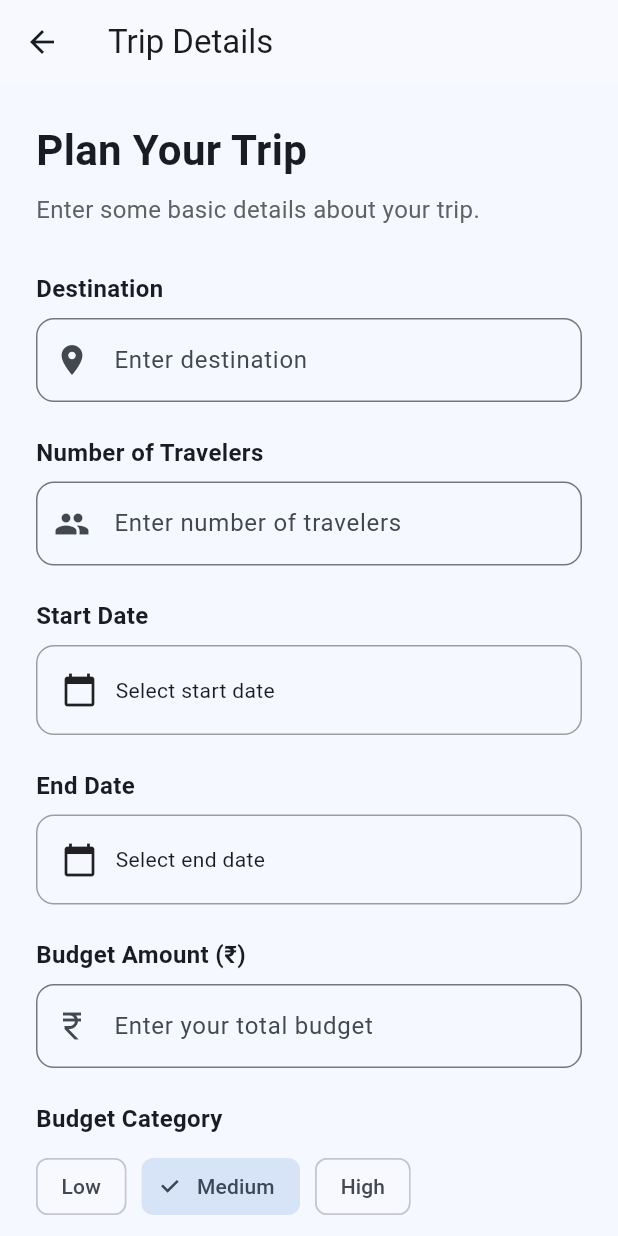
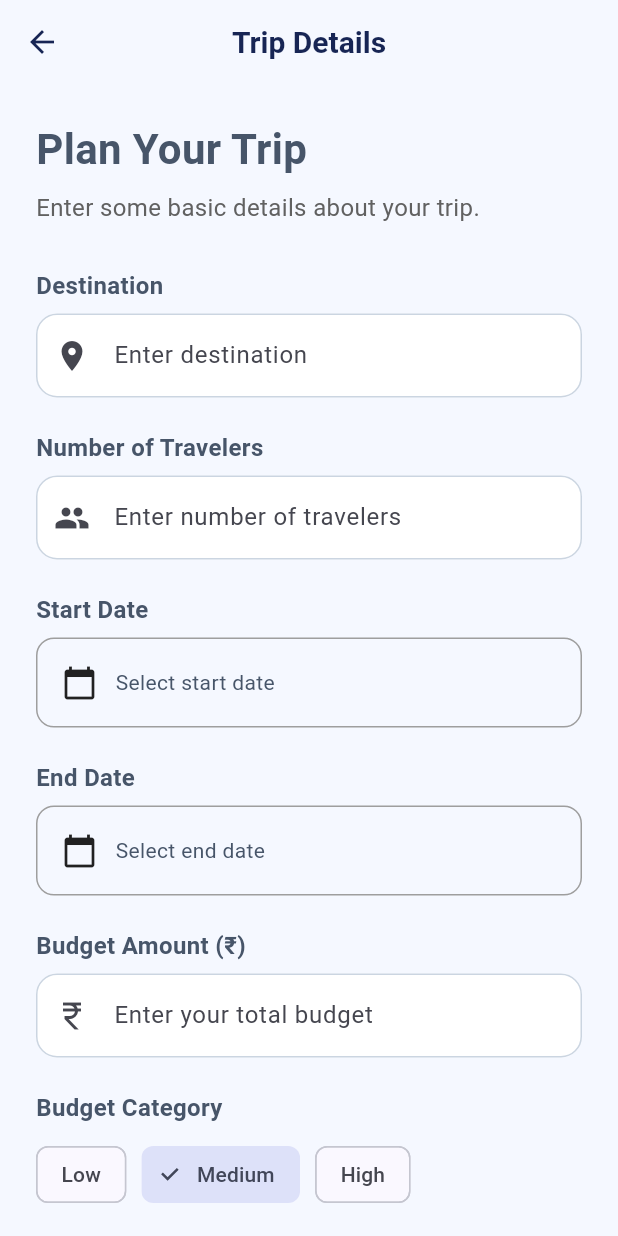
Before and after one commit to vijayahasini2007/smart_travel_planner, a Flutter app: the screen it shows after launch, after a tap on "Start Planning", on a phone screen of 412 x 824 dp. Run offline on Flutter 3.47's test engine with Material 3 defaults, Android fonts, the light colour scheme and no system bars.

Commit message:
Improve app-wide theme and styling

```diff
--- a/lib/main.dart
+++ b/lib/main.dart
@@ -11,15 +11,122 @@ class SmartTravelPlanner extends StatelessWidget {
 
   @override
   Widget build(BuildContext context) {
+    const primaryColor = Color(0xFF2563EB);
+
+    final colorScheme = ColorScheme.fromSeed(
+      seedColor: primaryColor,
+      brightness: Brightness.light,
+    );
+
     return MaterialApp(
       debugShowCheckedModeBanner: false,
       title: 'Smart Travel Planner',
       theme: ThemeData(
-        scaffoldBackgroundColor: const Color(0xFFF5F9FF),
-        colorScheme: ColorScheme.fromSeed(
-          seedColor: Colors.blue,
+        useMaterial3: true,
+        colorScheme: colorScheme,
+        scaffoldBackgroundColor: const Color(0xFFF5F8FF),
+
+        appBarTheme: const AppBarTheme(
+          backgroundColor: Color(0xFFF5F8FF),
+          foregroundColor: Color(0xFF172554),
+          centerTitle: true,
+          elevation: 0,
+          titleTextStyle: TextStyle(
+            fontSize: 20,
+            fontWeight: FontWeight.bold,
+            color: Color(0xFF172554),
           ),
-        useMaterial3: true,
+        ),
+
+        textTheme: const TextTheme(
+          headlineLarge: TextStyle(
+            fontSize: 32,
+            fontWeight: FontWeight.bold,
+            color: Color(0xFF172554),
+          ),
+          headlineMedium: TextStyle(
+            fontSize: 26,
+            fontWeight: FontWeight.bold,
+            color: Color(0xFF172554),
+          ),
+          headlineSmall: TextStyle(
+            fontSize: 22,
+            fontWeight: FontWeight.bold,
+            color: Color(0xFF172554),
+          ),
+          titleLarge: TextStyle(
+            fontSize: 20,
+            fontWeight: FontWeight.w600,
+            color: Color(0xFF172554),
+          ),
+          bodyLarge: TextStyle(
+            fontSize: 16,
+            color: Color(0xFF334155),
+            height: 1.5,
+          ),
+          bodyMedium: TextStyle(
+            fontSize: 14,
+            color: Color(0xFF475569),
+            height: 1.4,
+          ),
+        ),
+
+        cardTheme: CardThemeData(
+          color: Colors.white,
+          elevation: 2,
+          shadowColor: Colors.black.withValues(alpha: 0.06),
+          shape: RoundedRectangleBorder(
+            borderRadius: BorderRadius.circular(16),
+          ),
+          margin: const EdgeInsets.symmetric(vertical: 6),
+        ),
+
+        elevatedButtonTheme: ElevatedButtonThemeData(
+          style: ElevatedButton.styleFrom(
+            backgroundColor: primaryColor,
+            foregroundColor: Colors.white,
+            minimumSize: const Size(48, 52),
+            padding: const EdgeInsets.symmetric(
+              horizontal: 24,
+              vertical: 14,
+            ),
+            textStyle: const TextStyle(
+              fontSize: 16,
+              fontWeight: FontWeight.bold,
+            ),
+            shape: RoundedRectangleBorder(
+              borderRadius: BorderRadius.circular(14),
+            ),
+          ),
+        ),
+
+        inputDecorationTheme: InputDecorationTheme(
+          filled: true,
+          fillColor: Colors.white,
+          contentPadding: const EdgeInsets.symmetric(
+            horizontal: 16,
+            vertical: 16,
+          ),
+          border: OutlineInputBorder(
+            borderRadius: BorderRadius.circular(14),
+            borderSide: const BorderSide(color: Color(0xFFCBD5E1)),
+          ),
+          enabledBorder: OutlineInputBorder(
+            borderRadius: BorderRadius.circular(14),
+            borderSide: const BorderSide(color: Color(0xFFCBD5E1)),
+          ),
+          focusedBorder: OutlineInputBorder(
+            borderRadius: BorderRadius.circular(14),
+            borderSide: const BorderSide(
+              color: primaryColor,
+              width: 2,
+            ),
+          ),
+          errorBorder: OutlineInputBorder(
+            borderRadius: BorderRadius.circular(14),
+            borderSide: const BorderSide(color: Colors.red),
+          ),
+        ),
       ),
       home: const HomeScreen(),
       routes: {
@@ -34,10 +141,18 @@ class HomeScreen extends StatelessWidget {
 
   @override
   Widget build(BuildContext context) {
+    final colorScheme = Theme.of(context).colorScheme;
+
     return Scaffold(
       body: SafeArea(
-        child: Padding(
-          padding: const EdgeInsets.symmetric(horizontal: 24),
+        child: Center(
+          child: SingleChildScrollView(
+            padding: const EdgeInsets.symmetric(
+              horizontal: 24,
+              vertical: 32,
+            ),
+            child: ConstrainedBox(
+              constraints: const BoxConstraints(maxWidth: 600),
               child: Column(
                 mainAxisAlignment: MainAxisAlignment.center,
                 children: [
@@ -45,23 +160,20 @@ class HomeScreen extends StatelessWidget {
                     height: 130,
                     width: 130,
                     decoration: BoxDecoration(
-                  color: Colors.blue.shade100,
+                      color: colorScheme.primaryContainer,
                       shape: BoxShape.circle,
                     ),
                     child: Icon(
                       Icons.flight_takeoff,
                       size: 70,
-                  color: Colors.blue.shade700,
+                      color: colorScheme.primary,
                     ),
                   ),
                   const SizedBox(height: 35),
-              const Text(
+                  Text(
                     'Smart Travel Planner',
                     textAlign: TextAlign.center,
-                style: TextStyle(
-                  fontSize: 30,
-                  fontWeight: FontWeight.bold,
-                ),
+                    style: Theme.of(context).textTheme.headlineLarge,
                   ),
                   const SizedBox(height: 15),
                   Text(
@@ -69,39 +181,25 @@ class HomeScreen extends StatelessWidget {
                     'Create itineraries, manage your budget,\n'
                     'and enjoy your journey.',
                     textAlign: TextAlign.center,
-                style: TextStyle(
-                  fontSize: 16,
-                  color: Colors.grey.shade700,
-                  height: 1.5,
-                ),
+                    style: Theme.of(context).textTheme.bodyLarge,
                   ),
                   const SizedBox(height: 40),
                   SizedBox(
                     width: double.infinity,
-                height: 55,
                     child: ElevatedButton.icon(
                       onPressed: () {
                         Navigator.pushNamed(context, '/trip-details');
                       },
                       icon: const Icon(Icons.explore),
-                  label: const Text(
-                    'Start Planning',
-                    style: TextStyle(
-                      fontSize: 18,
-                      fontWeight: FontWeight.bold,
-                    ),
-                  ),
-                  style: ElevatedButton.styleFrom(
-                    shape: RoundedRectangleBorder(
-                      borderRadius: BorderRadius.circular(15),
-                    ),
-                  ),
+                      label: const Text('Start Planning'),
                     ),
                   ),
                 ],
               ),
             ),
           ),
+        ),
+      ),
     );
   }
 }
```
Lines whose indentation alone changed are shown as unchanged.
